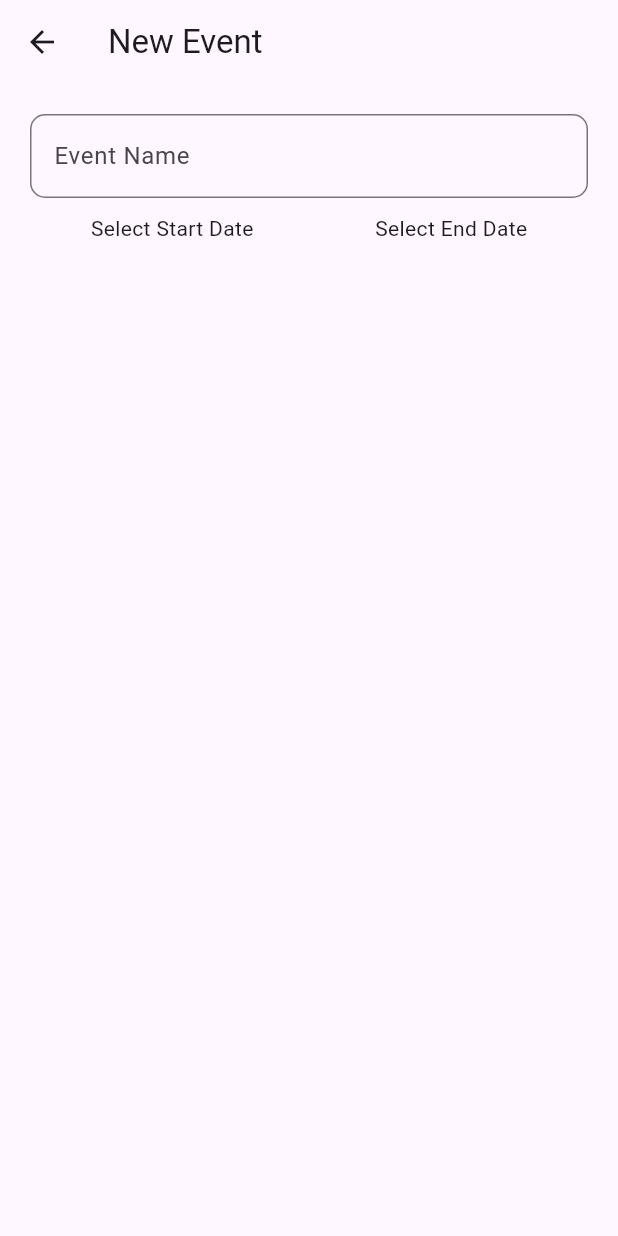
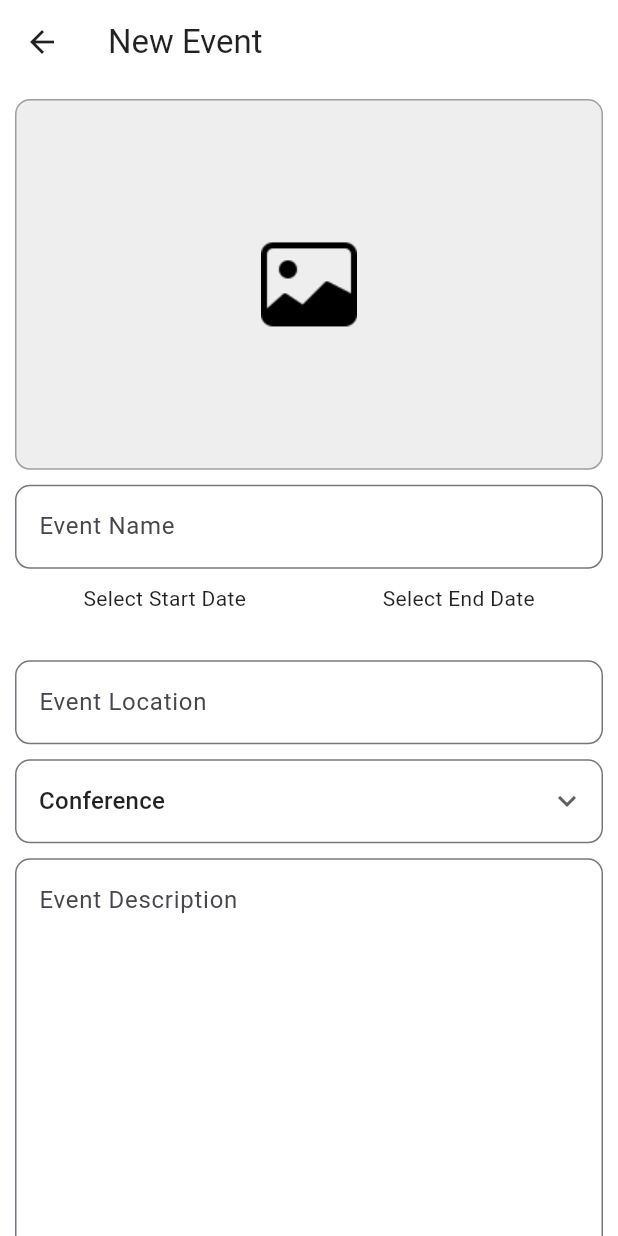
Before and after one commit to Yungjieee/FlutterClassA241, a Flutter app: the NewEventScreen screen opened directly, on a phone screen of 412 x 824 dp. Run offline on Flutter 3.47's test engine with Material 3 defaults, Android fonts, the light colour scheme and no system bars; our stand-ins replace flutter_local_notifications, image_picker, shared_preferences; accounts and stored records are empty.

Commit message:
upload image for new event

```diff
--- a/my_member_link/lib/myconfig.dart
+++ b/my_member_link/lib/myconfig.dart
@@ -1,3 +1,3 @@
 class Myconfig {
-  static const  servername = "http://10.19.71.103";
+  static const  servername = "http://10.143.145.226";
 }
--- a/my_member_link/lib/views/events/new_event.dart
+++ b/my_member_link/lib/views/events/new_event.dart
@@ -1,5 +1,8 @@
+import 'dart:io';
+
 import 'package:flutter/material.dart';
 import 'package:intl/intl.dart';
+import 'package:image_picker/image_picker.dart';
 
 class NewEventScreen extends StatefulWidget {
   const NewEventScreen({super.key});
@@ -10,18 +13,53 @@ class NewEventScreen extends StatefulWidget {
 
 class _NewEventScreenState extends State<NewEventScreen> {
   String startDateTime = "", endDateTime = "";
+  String eventtypevalue = 'Conference';
+  var items = [
+    'Conference',
+    'Exibition',
+    'Seminar',
+    'Hackathon',
+  ];
+  late double screenWidth, screenHeight;
+  File? _image;
 
   @override
   Widget build(BuildContext context) {
+    screenHeight = MediaQuery.of(context).size.height;
+    screenWidth = MediaQuery.of(context).size.width;
     return Scaffold(
       appBar: AppBar(title: const Text("New Event")),
       body: SingleChildScrollView(
-        padding: EdgeInsets.all(20.0),
+        padding: const EdgeInsets.all(10.0),
         child: Column(
           children: [
             Form(
                 child: Column(
               children: [
+                GestureDetector(
+                  onTap: () {
+                     showSelectionDialog();
+                  },
+                  child: Container(
+                    decoration: BoxDecoration(
+                       image: DecorationImage(
+                                //  fit: BoxFit.contain,
+                                image: _image == null
+                                    ? const AssetImage(
+                                        "assets/images/image_icon.webp")
+                                    : FileImage(_image!) as ImageProvider),
+                        borderRadius: BorderRadius.circular(10),
+                        color: Colors.grey[200],
+                        border: Border.all(
+                          color: Colors.grey,
+                          width: 1,
+                        )),
+                        height: screenHeight * 0.3,
+                  ),
+                ),
+                const SizedBox(
+                  height: 10,
+                ),
                 TextFormField(
                   decoration: const InputDecoration(
                       border: OutlineInputBorder(
@@ -116,7 +154,103 @@ class _NewEventScreenState extends State<NewEventScreen> {
                       },
                     ),
                   ],
-                )
+                ),
+                const SizedBox(
+                  height: 10,
+                ),
+                TextFormField(
+                    // validator: (value) =>
+                    //     value!.isEmpty ? "Enter Location" : null,
+                    // controller: locationController,
+                    decoration: const InputDecoration(
+                        border: OutlineInputBorder(
+                          borderRadius: BorderRadius.all(Radius.circular(10)),
+                        ),
+                        hintText: "Event Location")),
+                const SizedBox(height: 10),
+                DropdownButtonFormField(
+                  decoration: const InputDecoration(
+                    border: OutlineInputBorder(
+                      borderRadius: BorderRadius.all(Radius.circular(10)),
+                    ),
+                    labelStyle: TextStyle(
+                        // fontSize: resWidth * 0.04,
+                        ),
+                  ),
+                  value: eventtypevalue,
+                  icon: const Icon(Icons.keyboard_arrow_down),
+                  items: items.map((String items) {
+                    return DropdownMenuItem(
+                      value: items,
+                      child: Text(items),
+                    );
+                  }).toList(),
+                  onChanged: (String? newValue) {},
+                ),
+                const SizedBox(height: 10),
+                TextFormField(
+                    // validator: (value) =>
+                    //     value!.isEmpty ? "Enter Description" : null,
+                    // controller: descriptionController,
+                    maxLines: 18,
+                    decoration: const InputDecoration(
+                        border: OutlineInputBorder(
+                          borderRadius: BorderRadius.all(Radius.circular(10)),
+                        ),
+                        hintText: "Event Description")),
+                const SizedBox(height: 10),
+                MaterialButton(
+                  elevation: 10,
+                  onPressed: () {
+                    // if (!_formKey.currentState!.validate()) {
+                    //   print("STILL HERE");
+                    //   return;
+                    // }
+                    // if (_image == null) {
+                    //   ScaffoldMessenger.of(context)
+                    //       .showSnackBar(const SnackBar(
+                    //     content: Text("Please take a photo"),
+                    //     backgroundColor: Colors.red,
+                    //   ));
+                    //   return;
+                    // }
+                    // double filesize = getFileSize(_image!);
+                    // print(filesize);
+
+                    // if (filesize > 100) {
+                    //   ScaffoldMessenger.of(context)
+                    //       .showSnackBar(const SnackBar(
+                    //     content: Text("Image size too large"),
+                    //     backgroundColor: Colors.red,
+                    //   ));
+                    //   return;
+                    // }
+
+                    // if (startDateTime == "" || endDateTime == "") {
+                    //   ScaffoldMessenger.of(context)
+                    //       .showSnackBar(const SnackBar(
+                    //     content: Text("Please select start/end date"),
+                    //     backgroundColor: Colors.red,
+                    //   ));
+                    //   return;
+                    // }
+
+                    // insertEventDialog();
+                  },
+                  minWidth: screenWidth,
+                  height: 50,
+                  color: Theme.of(context)
+                      .colorScheme
+                      .secondary, // Uses primary color from theme
+                  child: Text(
+                    "Insert",
+                    style: TextStyle(
+                      color: Theme.of(context)
+                          .colorScheme
+                          .onSecondary, // Text color matches onPrimary color
+                    ),
+                  ),
+                ),
               ],
             ))
           ],
@@ -124,4 +258,80 @@ class _NewEventScreenState extends State<NewEventScreen> {
       ),
     );
   }
+
+  void showSelectionDialog() {
+    showDialog(
+      context: context,
+      builder: (BuildContext context) {
+        // return object of type Dialog
+        return AlertDialog(
+            title: const Text(
+              "Select from",
+              style: TextStyle(),
+            ),
+            content: Row(
+              mainAxisAlignment: MainAxisAlignment.spaceAround,
+              children: [
+                ElevatedButton(
+                  style: ElevatedButton.styleFrom(
+                      fixedSize: Size(screenWidth / 4, screenHeight / 8)),
+                  child: const Text('Gallery'),
+                  onPressed: () => {
+                    Navigator.of(context).pop(),
+                    _selectfromGallery(),
+                  },
+                ),
+                const SizedBox(
+                  width: 8,
+                ),
+                ElevatedButton(
+                  style: ElevatedButton.styleFrom(
+                      fixedSize: Size(screenWidth / 4, screenHeight / 8)),
+                  child: const Text('Camera'),
+                  onPressed: () => {
+                    Navigator.of(context).pop(),
+                     _selectFromCamera(),
+                  },
+                ),
+              ],
+            ));
+      },
+    );
+  }
+
+  Future<void> _selectFromCamera() async {
+    final picker = ImagePicker();
+    final pickedFile = await picker.pickImage(
+      source: ImageSource.camera,
+      maxHeight: 800,
+      maxWidth: 800,
+    );
+    // print("BEFORE CROP: ");
+    // print(getFileSize(_image!));
+    if (pickedFile != null) {
+      //_image = File(pickedFile.path);
+      setState(() {
+        _image = File(pickedFile.path);
+      });
+      // cropImage();
+    } else {}
+  }
+
+    Future<void> _selectfromGallery() async {
+    final picker = ImagePicker();
+    final pickedFile = await picker.pickImage(
+      source: ImageSource.gallery,
+      maxHeight: 800,
+      maxWidth: 800,
+    );
+    // print("BEFORE CROP: ");
+    // print(getFileSize(_image!));
+    if (pickedFile != null) {
+      _image = File(pickedFile.path);
+      setState(() {
+        _image = File(pickedFile.path);
+      });
+      // cropImage();
+    } else {}
+  }
 }
--- a/my_member_link/pubspec.yaml
+++ b/my_member_link/pubspec.yaml
@@ -10,6 +10,8 @@ dependencies:
   flutter:
     sdk: flutter
   http: ^1.2.2
+  image_cropper: ^8.0.2
+  image_picker: ^1.1.2
   intl: ^0.19.0
   shared_preferences: ^2.3.2
 
@@ -20,3 +22,6 @@ dev_dependencies:
 
 flutter:
   uses-material-design: true
+
+  assets:
+    - assets/images/
```
Also changed, not shown: my_member_link/lib/main.dart (+51 -3 lines), my_member_link/assets/images/image_icon.webp (added), my_member_link/pubspec.lock, 6 other files.
